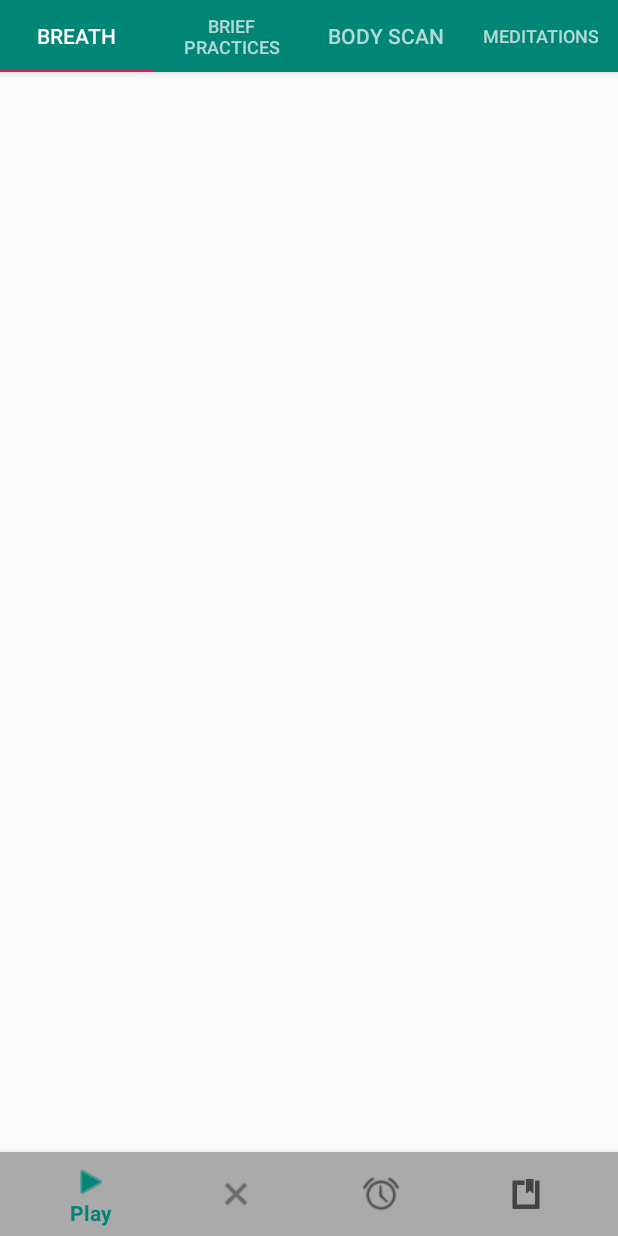
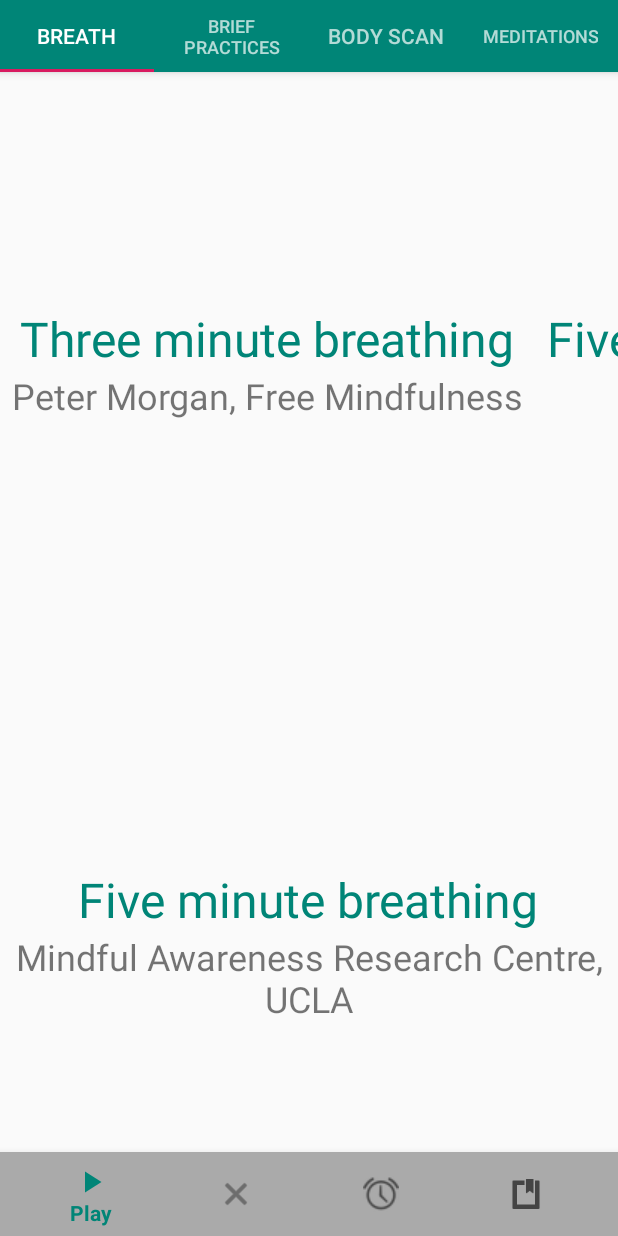
Before and after one commit to Shubham7819/Application080719, an Android app: the screen it shows after launch (MainActivity), on a phone screen of 412 x 824 dp. Run offline under Robolectric (Android 15) with nearby library versions, the phone set to English and light mode, and no system bars.

Commit message:
Created PlaceHolder data for tabs.

```diff
--- a/app/build.gradle
+++ b/app/build.gradle
@@ -25,6 +25,7 @@ dependencies {
     implementation 'com.google.android.material:material:1.0.0'
     implementation 'androidx.constraintlayout:constraintlayout:1.1.3'
     implementation 'androidx.lifecycle:lifecycle-extensions:2.0.0'
+    implementation 'androidx.legacy:legacy-support-v4:1.0.0'
     testImplementation 'junit:junit:4.12'
     androidTestImplementation 'androidx.test:runner:1.2.0'
     androidTestImplementation 'androidx.test.espresso:espresso-core:3.2.0'
--- a/app/src/main/java/com/example/application080719/MainActivity.java
+++ b/app/src/main/java/com/example/application080719/MainActivity.java
@@ -3,17 +3,14 @@ package com.example.application080719;
 import android.os.Bundle;
 
 import com.google.android.material.bottomnavigation.BottomNavigationView;
-import com.google.android.material.floatingactionbutton.FloatingActionButton;
-import com.google.android.material.snackbar.Snackbar;
 import com.google.android.material.tabs.TabLayout;
 
+import androidx.annotation.NonNull;
 import androidx.viewpager.widget.ViewPager;
 import androidx.appcompat.app.AppCompatActivity;
 
-import android.view.Gravity;
-import android.view.Menu;
 import android.view.MenuItem;
-import android.view.View;
+import android.widget.Toast;
 
 import com.example.application080719.ui.main.SectionsPagerAdapter;
 
@@ -51,5 +48,22 @@ public class MainActivity extends AppCompatActivity {
 //            View title = tab.findViewById(com.roughike.bottombar.R.id.bb_bottom_bar_title);
 //            title.setVisibility(View.GONE);
 //        }
+        bottomNavigationView.setOnNavigationItemSelectedListener(new BottomNavigationView.OnNavigationItemSelectedListener() {
+            @Override
+            public boolean onNavigationItemSelected(@NonNull MenuItem menuItem) {
+                if (menuItem.getItemId() == R.id.action_play) {
+                    String menuTitle =  menuItem.getTitle().toString();
+                    if (getString(R.string.play).equals(menuTitle)) {
+                        menuItem.setTitle("Pause");
+                        menuItem.setIcon(R.drawable.ic_pause);
+                    } else {
+                        menuItem.setTitle(R.string.play);
+                        menuItem.setIcon(R.drawable.ic_play);
+                    }
+                    Toast.makeText(MainActivity.this, "Title: " + menuItem.getTitle().toString(), Toast.LENGTH_SHORT).show();
+                }
+                return true;
+            }
+        });
     }
 }
--- /dev/null
+++ b/app/src/main/java/com/example/application080719/MeditationExercise.java
@@ -0,0 +1,28 @@
+package com.example.application080719;
+
+public class MeditationExercise {
+
+    String mExercisetitle;
+
+    String mExerciseGuides;
+
+    int mExerciseAudioResourceId;
+
+    public String getmExercisetitle() {
+        return mExercisetitle;
+    }
+
+    public int getmExerciseAudioResourceId() {
+        return mExerciseAudioResourceId;
+    }
+
+    public String getmExerciseGuides() {
+        return mExerciseGuides;
+    }
+
+    public MeditationExercise(String mExercisetitle, String mExerciseGuides, int mExerciseAudioResourceId) {
+        this.mExercisetitle = mExercisetitle;
+        this.mExerciseGuides = mExerciseGuides;
+        this.mExerciseAudioResourceId = mExerciseAudioResourceId;
+    }
+}
--- /dev/null
+++ b/app/src/main/java/com/example/application080719/ui/ExerciseListAdapter.java
@@ -0,0 +1,66 @@
+package com.example.application080719.ui;
+
+import android.content.Context;
+import android.graphics.Typeface;
+import android.view.LayoutInflater;
+import android.view.View;
+import android.view.ViewGroup;
+import android.widget.TextView;
+
+import androidx.annotation.NonNull;
+import androidx.recyclerview.widget.RecyclerView;
+
+import com.example.application080719.MeditationExercise;
+import com.example.application080719.R;
+
+import java.util.ArrayList;
+import java.util.List;
+
+public class ExerciseListAdapter extends RecyclerView.Adapter<ExerciseListAdapter.ExerciseViewHolder> {
+
+    private Context mContext;
+    private ArrayList<MeditationExercise> mExercisesList;
+
+    public ExerciseListAdapter(Context context, ArrayList<MeditationExercise> exercisesList) {
+        mContext = context;
+        mExercisesList = exercisesList;
+    }
+
+    @NonNull
+    @Override
+    public ExerciseViewHolder onCreateViewHolder(@NonNull ViewGroup parent, int viewType) {
+        View mItemView = LayoutInflater.from(mContext).inflate(R.layout.exercise_list_item, parent, false);
+        return new ExerciseViewHolder(mItemView);
+    }
+
+    @Override
+    public void onBindViewHolder(@NonNull final ExerciseViewHolder holder, int position) {
+        MeditationExercise currentExercise = mExercisesList.get(position);
+        holder.titleTV.setText(currentExercise.getmExercisetitle());
+        holder.guidesTV.setText(currentExercise.getmExerciseGuides());
+        holder.itemView.setOnClickListener(new View.OnClickListener() {
+            @Override
+            public void onClick(View view) {
+                holder.titleTV.setTypeface(null, Typeface.BOLD);
+                holder.guidesTV.setTypeface(null, Typeface.BOLD);
+            }
+        });
+    }
+
+    @Override
+    public int getItemCount() {
+        return mExercisesList.size();
+    }
+
+    public class ExerciseViewHolder extends RecyclerView.ViewHolder{
+
+        TextView titleTV;
+        TextView guidesTV;
+
+        public ExerciseViewHolder(@NonNull View itemView) {
+            super(itemView);
+            titleTV = itemView.findViewById(R.id.exercise_title_tv);
+            guidesTV = itemView.findViewById(R.id.exercise_guides_tv);
+        }
+    }
+}
--- /dev/null
+++ b/app/src/main/java/com/example/application080719/ui/main/CommonFragment.java
@@ -0,0 +1,110 @@
+package com.example.application080719.ui.main;
+
+
+import android.os.Bundle;
+
+import androidx.annotation.Nullable;
+import androidx.fragment.app.Fragment;
+import androidx.recyclerview.widget.RecyclerView;
+import androidx.recyclerview.widget.StaggeredGridLayoutManager;
+
+import android.view.LayoutInflater;
+import android.view.View;
+import android.view.ViewGroup;
+
+import com.example.application080719.MeditationExercise;
+import com.example.application080719.R;
+import com.example.application080719.ui.ExerciseListAdapter;
+
+import java.util.ArrayList;
+
+/**
+ * A simple {@link Fragment} subclass.
+ */
+public class CommonFragment extends Fragment {
+
+    private ArrayList<MeditationExercise> briefExercisesList = new ArrayList<>();
+
+    public CommonFragment() {
+        // Required empty public constructor
+    }
+
+
+    @Override
+    public void onCreate(@Nullable Bundle savedInstanceState) {
+
+        int tabPosition = 0;
+        if (getArguments() != null) {
+            tabPosition = getArguments().getInt(null, 0);
+        }
+        getListData(tabPosition);
+        super.onCreate(savedInstanceState);
+    }
+
+    @Override
+    public View onCreateView(LayoutInflater inflater, ViewGroup container,
+                             Bundle savedInstanceState) {
+        // Inflate the layout for this fragment
+        View root = inflater.inflate(R.layout.horizontal_list_layout, container, false);
+        RecyclerView recyclerView = root.findViewById(R.id.horizontal_recycler_view);
+        recyclerView.setLayoutManager(new StaggeredGridLayoutManager(2, StaggeredGridLayoutManager.HORIZONTAL));
+
+        ExerciseListAdapter adapter = new ExerciseListAdapter(getActivity(), briefExercisesList);
+        recyclerView.setAdapter(adapter);
+
+        return root;
+    }
+
+    private void getListData(int tabPosition) {
+        if (tabPosition == 0) {
+            briefExercisesList.add(new MeditationExercise("Three minute breathing"
+                    , "Peter Morgan, Free Mindfulness", R.raw.free_mind_fulness_3minute_breathing));
+            briefExercisesList.add(new MeditationExercise("Five minute breathing"
+                    , "Mindful Awareness Research Centre, UCLA", R.raw.free_mind_fulness_3minute_breathing));
+            briefExercisesList.add(new MeditationExercise("Five minute breathing"
+                    , "Life Happens", R.raw.free_mind_fulness_3minute_breathing));
+            briefExercisesList.add(new MeditationExercise("Six minute breath awareness"
+                    , "Melbourne Mindfulness Centre & Still Mind", R.raw.free_mind_fulness_3minute_breathing));
+            briefExercisesList.add(new MeditationExercise("Ten minute breathing"
+                    , "Peter Morgan, Free Mindfulness", R.raw.free_mind_fulness_3minute_breathing));
+            briefExercisesList.add(new MeditationExercise("Ten minute mindfulness of breathing"
+                    , "Padraig O'Morain", R.raw.free_mind_fulness_3minute_breathing));
+        } else if (tabPosition == 1) {
+            briefExercisesList.add(new MeditationExercise("Brief mindfulness practice"
+                    , "Padraig O'Morain", R.raw.free_mind_fulness_3minute_breathing));
+            briefExercisesList.add(new MeditationExercise("The breathing space"
+                    , "Vidyamala Burch, Breathworks", R.raw.free_mind_fulness_3minute_breathing));
+            briefExercisesList.add(new MeditationExercise("The tension release meditation"
+                    , " Vidyamala Burch, Breathworks", R.raw.free_mind_fulness_3minute_breathing));
+            briefExercisesList.add(new MeditationExercise("Three minute breathing space"
+                    , "Peter Morgan, Free Mindfulness", R.raw.free_mind_fulness_3minute_breathing));
+            briefExercisesList.add(new MeditationExercise("Three minute mindfulness of sounds"
+                    , "Peter Morgan, Free Mindfulness", R.raw.free_mind_fulness_3minute_breathing));
+        } else if (tabPosition == 2) {
+            briefExercisesList.add(new MeditationExercise("Forty five minute body scan"
+                    , "UCSD Center for mindfulness", R.raw.free_mind_fulness_3minute_breathing));
+            briefExercisesList.add(new MeditationExercise("Twenty minute body scan"
+                    , "UCSD Center for mindfulness", R.raw.free_mind_fulness_3minute_breathing));
+            briefExercisesList.add(new MeditationExercise("Body scan"
+                    , "Kieran Fleck, Senior CBT Therapist", R.raw.free_mind_fulness_3minute_breathing));
+            briefExercisesList.add(new MeditationExercise("Four minute body scan"
+                    , "Melbourne Mindfulness Centre & Still Mind", R.raw.free_mind_fulness_3minute_breathing));
+            briefExercisesList.add(new MeditationExercise("Body scan"
+                    , "Vidyamala Burch, Breathworks", R.raw.free_mind_fulness_3minute_breathing));
+        } else {
+            briefExercisesList.add(new MeditationExercise("Seated meditation"
+                    , "UCSD Center for mindfulness", R.raw.free_mind_fulness_3minute_breathing));
+            briefExercisesList.add(new MeditationExercise("Sitting meditation"
+                    , "Kieran Fleck, Senior CBT Therapist", R.raw.free_mind_fulness_3minute_breathing));
+            briefExercisesList.add(new MeditationExercise("Breath, sound and body"
+                    , "Mindful Awareness Research Centre, UCLA", R.raw.free_mind_fulness_3minute_breathing));
+            briefExercisesList.add(new MeditationExercise("Breath, sounds, body, thoughts, emotions"
+                    , "Mindful Awareness Research Centre, UCLA", R.raw.free_mind_fulness_3minute_breathing));
+            briefExercisesList.add(new MeditationExercise("Ten minute wisdom meditation"
+                    , "UCSD Center for mindfulness", R.raw.free_mind_fulness_3minute_breathing));
+            briefExercisesList.add(new MeditationExercise("Compassionate Breath"
+                    , "Vidyamala Burch, Breathworks", R.raw.free_mind_fulness_3minute_breathing));
+        }
+    }
+
+}
--- a/app/src/main/java/com/example/application080719/ui/main/SectionsPagerAdapter.java
+++ b/app/src/main/java/com/example/application080719/ui/main/SectionsPagerAdapter.java
@@ -1,6 +1,7 @@
 package com.example.application080719.ui.main;
 
 import android.content.Context;
+import android.os.Bundle;
 
 import androidx.annotation.Nullable;
 import androidx.annotation.StringRes;
@@ -29,7 +30,20 @@ public class SectionsPagerAdapter extends FragmentPagerAdapter {
     public Fragment getItem(int position) {
         // getItem is called to instantiate the fragment for the given page.
         // Return a PlaceholderFragment (defined as a static inner class below).
-        return PlaceholderFragment.newInstance(position + 1);
+        Bundle bundle = new Bundle();
+        if (position == 0) {
+            bundle.putInt(null, position);
+        } else if (position == 1) {
+            bundle.putInt(null, position);
+        } else if (position == 2) {
+            bundle.putInt(null, position);
+        } else {
+            bundle.putInt(null, position);
+        }
+        CommonFragment fragment = new CommonFragment();
+        fragment.setArguments(bundle);
+        return fragment;
+//            return PlaceholderFragment.newInstance(position + 1);
     }
 
     @Nullable
--- /dev/null
+++ b/app/src/main/res/drawable/ic_pause.xml
@@ -0,0 +1,9 @@
+<vector xmlns:android="http://schemas.android.com/apk/res/android"
+        android:width="24dp"
+        android:height="24dp"
+        android:viewportWidth="24.0"
+        android:viewportHeight="24.0">
+    <path
+        android:fillColor="#FF000000"
+        android:pathData="M6,19h4L10,5L6,5v14zM14,5v14h4L18,5h-4z"/>
+</vector>
--- /dev/null
+++ b/app/src/main/res/drawable/ic_play.xml
@@ -0,0 +1,9 @@
+<vector xmlns:android="http://schemas.android.com/apk/res/android"
+        android:width="24dp"
+        android:height="24dp"
+        android:viewportWidth="24.0"
+        android:viewportHeight="24.0">
+    <path
+        android:fillColor="#FF000000"
+        android:pathData="M8,5v14l11,-7z"/>
+</vector>
--- /dev/null
+++ b/app/src/main/res/layout/exercise_list_item.xml
@@ -0,0 +1,27 @@
+<?xml version="1.0" encoding="utf-8"?>
+<LinearLayout xmlns:android="http://schemas.android.com/apk/res/android"
+    xmlns:tools="http://schemas.android.com/tools"
+    android:orientation="vertical"
+    android:gravity="center"
+    android:layout_width="match_parent"
+    android:padding="8dp"
+    android:layout_height="match_parent">
+
+    <TextView
+        android:id="@+id/exercise_title_tv"
+        android:layout_width="wrap_content"
+        android:layout_height="wrap_content"
+        android:textSize="32sp"
+        android:gravity="center"
+        android:textColor="@color/colorPrimary"
+        tools:text="5 Min yo"/>
+
+    <TextView
+        android:id="@+id/exercise_guides_tv"
+        android:layout_width="wrap_content"
+        android:layout_height="wrap_content"
+        android:textSize="24sp"
+        android:gravity="center"
+        tools:text="peter"/>
+
+</LinearLayout>
--- /dev/null
+++ b/app/src/main/res/layout/horizontal_list_layout.xml
@@ -0,0 +1,13 @@
+<?xml version="1.0" encoding="utf-8"?>
+<FrameLayout xmlns:android="http://schemas.android.com/apk/res/android"
+    xmlns:tools="http://schemas.android.com/tools"
+    android:layout_width="match_parent"
+    android:layout_height="match_parent"
+    tools:context=".ui.main.CommonFragment">
+
+    <androidx.recyclerview.widget.RecyclerView
+        android:id="@+id/horizontal_recycler_view"
+        android:layout_width="wrap_content"
+        android:layout_height="match_parent" />
+
+</FrameLayout>
--- a/app/src/main/res/menu/navigation_items.xml
+++ b/app/src/main/res/menu/navigation_items.xml
@@ -4,7 +4,7 @@
     <item
         android:id="@+id/action_play"
         android:title="@string/play"
-        android:icon="@android:drawable/ic_media_play"/>
+        android:icon="@drawable/ic_play"/>
 
     <item
         android:id="@+id/action_clear"
```
Also changed, not shown: 1 other file.
